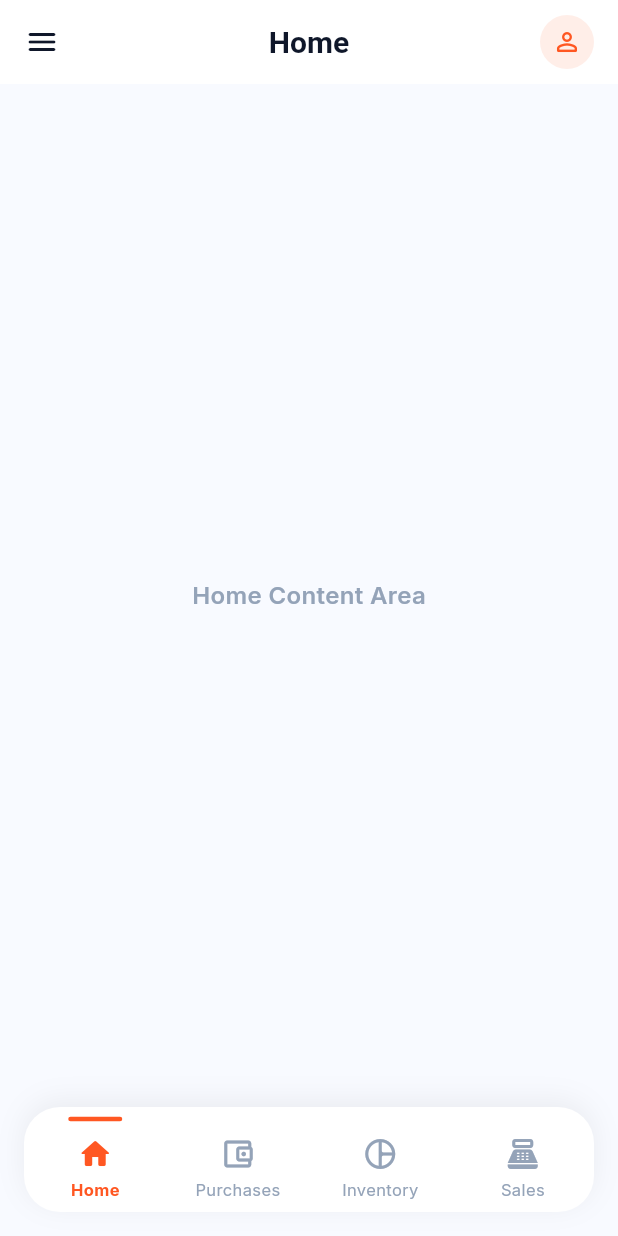
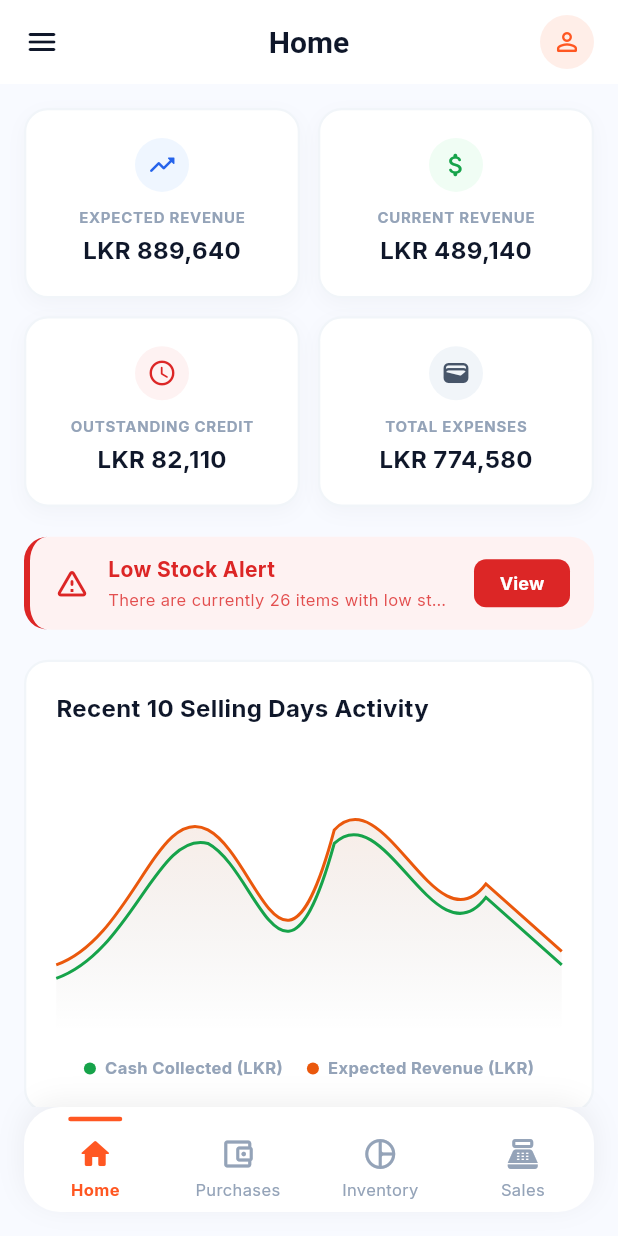
Before and after one commit to Binu0714/Business_Management_System_Mobile, a Flutter app: the SignupScreen screen opened directly, after a tap on "Login here", after a tap on "Login to Dashboard", on a phone screen of 412 x 824 dp. Run offline on Flutter 3.47's test engine with Material 3 defaults, Android fonts, the phone set to English and light mode, and no system bars; our stand-ins replace google_fonts.

Commit message:
feat: dashboard screen with animation and separate widgets

```diff
--- a/lib/core/theme.dart
+++ b/lib/core/theme.dart
@@ -12,6 +12,13 @@ class AppColors {
   static const Color success = Color(0xFF16A34A);
   static const Color error = Color(0xFFDC2626);
   static const Color partial = Color(0xFFEA580C);
+  static const Color info = Color(0xFF2563EB);
+  static const Color infoLight = Color(0xFFEFF6FF);
+  static const Color successLight = Color(0xFFF0FDF4);
+  static const Color errorLight = Color(0xFFFEF2F2);
+  static const Color partialLight = Color(0xFFFFF7ED);
+  static const Color slateLight = Color(0xFFF1F5F9);
+  static const Color slateDark = Color(0xFF475569);
 }
 
 class AppTheme {
--- a/lib/ui/screens/Signup_screen.dart
+++ b/lib/ui/screens/Signup_screen.dart
@@ -1,7 +1,7 @@
 import 'package:flutter/material.dart';
 import '../../core/theme.dart';
-import '../widgets/login_background_clipper.dart';
-import '../widgets/fade_slide_in.dart';
+import '../widgets/common/auth_background_clipper.dart';
+import '../widgets/common/fade_slide_in.dart';
 import 'login_screen.dart';
 
 class SignupScreen extends StatefulWidget {
--- /dev/null
+++ b/lib/ui/screens/dashboard_screen.dart
@@ -0,0 +1,110 @@
+import 'package:flutter/material.dart';
+import '../../core/theme.dart';
+import '../widgets/common/fade_slide_in.dart';
+import '../widgets/dashboard/metric_card.dart';
+import '../widgets/dashboard/alert_banner.dart';
+import '../widgets/dashboard/activity_chart.dart';
+
+class DashboardScreen extends StatefulWidget {
+  const DashboardScreen({super.key});
+
+  @override
+  State<DashboardScreen> createState() => _DashboardScreenState();
+}
+
+class _DashboardScreenState extends State<DashboardScreen> with SingleTickerProviderStateMixin {
+  late AnimationController _controller;
+
+  @override
+  void initState() {
+    super.initState();
+    _controller = AnimationController(
+      vsync: this,
+      duration: const Duration(milliseconds: 1200),
+    );
+    _controller.forward();
+  }
+
+  @override
+  void dispose() {
+    _controller.dispose();
+    super.dispose();
+  }
+
+  @override
+  Widget build(BuildContext context) {
+    return SingleChildScrollView(
+      padding: const EdgeInsets.symmetric(horizontal: 16.0, vertical: 16.0),
+      child: Column(
+        crossAxisAlignment: CrossAxisAlignment.start,
+        children: [
+
+          FadeSlideIn(
+            controller: _controller,
+            start: 0.0,
+            end: 0.5,
+            slideOffset: 30.0,
+            child: GridView.count(
+              shrinkWrap: true,
+              physics: const NeverScrollableScrollPhysics(),
+              crossAxisCount: 2,
+              crossAxisSpacing: 12,
+              mainAxisSpacing: 12,
+              childAspectRatio: 1.45,
+              children: const [
+                MetricCard(
+                  title: 'Expected Revenue',
+                  value: 'LKR 889,640',
+                  icon: Icons.trending_up_rounded,
+                  iconColor: AppColors.info,
+                  iconBgColor: AppColors.infoLight,
+                ),
+                MetricCard(
+                  title: 'Current Revenue',
+                  value: 'LKR 489,140',
+                  icon: Icons.attach_money_rounded,
+                  iconColor: AppColors.success,
+                  iconBgColor: AppColors.successLight,
+                ),
+                MetricCard(
+                  title: 'Outstanding Credit',
+                  value: 'LKR 82,110',
+                  icon: Icons.access_time_rounded,
+                  iconColor: AppColors.error,
+                  iconBgColor: AppColors.errorLight,
+                ),
+                MetricCard(
+                  title: 'Total Expenses',
+                  value: 'LKR 774,580',
+                  icon: Icons.wallet_rounded,
+                  iconColor: AppColors.slateDark,
+                  iconBgColor: AppColors.slateLight,
+                ),
+              ],
+            ),
+          ),
+
+          const SizedBox(height: 20),
+
+          FadeSlideIn(
+            controller: _controller,
+            start: 0.2,
+            end: 0.7,
+            slideOffset: 30.0,
+            child: const AlertBanner(),
+          ),
+
+          const SizedBox(height: 20),
+
+          FadeSlideIn(
+            controller: _controller,
+            start: 0.4,
+            end: 0.9,
+            slideOffset: 30.0,
+            child: const ActivityChart(),
+          ),
+        ],
+      ),
+    );
+  }
+}
--- a/lib/ui/screens/login_screen.dart
+++ b/lib/ui/screens/login_screen.dart
@@ -1,7 +1,7 @@
 import 'package:flutter/material.dart';
 import '../../core/theme.dart';
-import '../widgets/login_background_clipper.dart';
-import '../widgets/fade_slide_in.dart';
+import '../widgets/common/auth_background_clipper.dart';
+import '../widgets/common/fade_slide_in.dart';
 import 'Signup_screen.dart';
 import 'main_shell_screen.dart';
 
--- a/lib/ui/screens/main_shell_screen.dart
+++ b/lib/ui/screens/main_shell_screen.dart
@@ -1,8 +1,9 @@
 // lib/ui/screens/main_shell_screen.dart
 import 'package:flutter/material.dart';
 import '../../core/theme.dart';
-import '../widgets/custom_sidebar.dart';     // Import Sidebar
-import '../widgets/custom_bottom_nav.dart';   // Import Bottom Nav
+import '../widgets/common/custom_sidebar.dart';
+import '../widgets/common/custom_bottom_nav.dart';
+import 'dashboard_screen.dart';
 
 class MainShellScreen extends StatefulWidget {
   const MainShellScreen({super.key});
@@ -15,28 +16,24 @@ class _MainShellScreenState extends State<MainShellScreen> {
   int _currentIndex = 0;
 
   final List<Widget> _pages = [
-    const PlaceholderPage(title: 'Home Content Area'),
-    const PlaceholderPage(title: 'Wallet Content Area'),
-    const PlaceholderPage(title: 'Analytics Content Area'),
-    const PlaceholderPage(title: 'Settings Content Area'),
+    const DashboardScreen(),
+    const PlaceholderPage(title: 'Purchases Content Area'),
+    const PlaceholderPage(title: 'Inventory Content Area'),
+    const PlaceholderPage(title: 'Sales Content Area'),
   ];
 
   final List<String> _titles = [
     'Home',
-    'Wallet',
-    'Analytics',
-    'Settings',
+    'Purchases',
+    'Inventory',
+    'Sales',
   ];
 
   @override
   Widget build(BuildContext context) {
     return Scaffold(
       backgroundColor: AppColors.background,
-
-      // 1. Decoupled Sidebar Widget
       drawer: const CustomSidebar(),
-
-      // 2. AppBar
       appBar: AppBar(
         backgroundColor: Colors.white,
         elevation: 0,
@@ -66,18 +63,14 @@ class _MainShellScreenState extends State<MainShellScreen> {
           ),
         ],
       ),
-
-      // 3. Keep-Alive Page Body
       body: IndexedStack(
         index: _currentIndex,
         children: _pages,
       ),
-
-      // 4. Decoupled Custom Bottom Nav Widget
       bottomNavigationBar: CustomBottomNav(
         currentIndex: _currentIndex,
         onTabSelected: (index) {
-          // Updates the state in this parent widget, causing body to switch
+          if (_currentIndex == index) return;
           setState(() {
             _currentIndex = index;
           });
@@ -87,7 +80,6 @@ class _MainShellScreenState extends State<MainShellScreen> {
   }
 }
 
-// Simple reusable Placeholder page widget
 class PlaceholderPage extends StatelessWidget {
   final String title;
   const PlaceholderPage({super.key, required this.title});
--- a/lib/ui/widgets/custom_bottom_nav.dart
+++ b/lib/ui/widgets/common/custom_bottom_nav.dart
@@ -1,5 +1,5 @@
 import 'package:flutter/material.dart';
-import '../../core/theme.dart';
+import '../../../core/theme.dart';
 
 class CustomBottomNav extends StatelessWidget {
   final int currentIndex;
--- a/lib/ui/widgets/custom_sidebar.dart
+++ b/lib/ui/widgets/common/custom_sidebar.dart
@@ -1,6 +1,6 @@
 import 'package:flutter/material.dart';
-import '../../core/theme.dart';
-import '../screens/login_screen.dart';
+import '../../../core/theme.dart';
+import '../../screens/login_screen.dart';
 import 'fade_slide_in.dart';
 
 class CustomSidebar extends StatefulWidget {
--- /dev/null
+++ b/lib/ui/widgets/dashboard/activity_chart.dart
@@ -0,0 +1,118 @@
+import 'package:flutter/material.dart';
+import '../../../core/theme.dart';
+
+class ActivityChart extends StatelessWidget {
+  const ActivityChart({super.key});
+
+  @override
+  Widget build(BuildContext context) {
+    return Container(
+      width: double.infinity,
+      padding: const EdgeInsets.all(20),
+      decoration: BoxDecoration(
+        color: AppColors.white,
+        borderRadius: BorderRadius.circular(16),
+        border: Border.all(color: AppColors.slateLight, width: 1.5),
+      ),
+      child: Column(
+        crossAxisAlignment: CrossAxisAlignment.start,
+        children: [
+          const Text(
+            'Recent 10 Selling Days Activity',
+            style: TextStyle(
+              fontWeight: FontWeight.bold,
+              color: AppColors.darkSlate,
+              fontSize: 16,
+            ),
+          ),
+          const SizedBox(height: 24),
+
+          SizedBox(
+            height: 180,
+            width: double.infinity,
+            child: CustomPaint(
+              painter: SplineChartPainter(),
+            ),
+          ),
+
+          const SizedBox(height: 16),
+
+          const Row(
+            mainAxisAlignment: MainAxisAlignment.center,
+            children: [
+              _LegendItem(color: AppColors.success, label: 'Cash Collected (LKR)'),
+              SizedBox(width: 16),
+              _LegendItem(color: AppColors.partial, label: 'Expected Revenue (LKR)'),
+            ],
+          ),
+        ],
+      ),
+    );
+  }
+}
+
+class SplineChartPainter extends CustomPainter {
+  @override
+  void paint(Canvas canvas, Size size) {
+    final Paint linePaint1 = Paint()
+      ..color = AppColors.partial //
+      ..style = PaintingStyle.stroke
+      ..strokeWidth = 2.0;
+
+    final Paint linePaint2 = Paint()
+      ..color = AppColors.success
+      ..style = PaintingStyle.stroke
+      ..strokeWidth = 2.0;
+
+    final Path path1 = Path();
+    final Path path2 = Path();
+
+    path1.moveTo(0, size.height * 0.75);
+    path1.cubicTo(size.width * 0.15, size.height * 0.65, size.width * 0.20, size.height * 0.15, size.width * 0.30, size.height * 0.25);
+    path1.cubicTo(size.width * 0.40, size.height * 0.35, size.width * 0.45, size.height * 0.95, size.width * 0.55, size.height * 0.25);
+    path1.cubicTo(size.width * 0.65, size.height * 0.05, size.width * 0.75, size.height * 0.70, size.width * 0.85, size.height * 0.45);
+    path1.lineTo(size.width, size.height * 0.70);
+
+    path2.moveTo(0, size.height * 0.80);
+    path2.cubicTo(size.width * 0.15, size.height * 0.70, size.width * 0.20, size.height * 0.25, size.width * 0.30, size.height * 0.30);
+    path2.cubicTo(size.width * 0.40, size.height * 0.40, size.width * 0.45, size.height * 0.98, size.width * 0.55, size.height * 0.30);
+    path2.cubicTo(size.width * 0.65, size.height * 0.12, size.width * 0.75, size.height * 0.75, size.width * 0.85, size.height * 0.50);
+    path2.lineTo(size.width, size.height * 0.75);
+
+    final Path fillPath1 = Path.from(path1)
+      ..lineTo(size.width, size.height)
+      ..lineTo(0, size.height)
+      ..close();
+
+    final Paint fillPaint1 = Paint()
+      ..shader = LinearGradient(
+        begin: Alignment.topCenter,
+        end: Alignment.bottomCenter,
+        colors: [AppColors.partial.withOpacity(0.12), Colors.transparent],
+      ).createShader(Rect.fromLTRB(0, 0, size.width, size.height));
+
+    canvas.drawPath(fillPath1, fillPaint1);
+    canvas.drawPath(path1, linePaint1);
+    canvas.drawPath(path2, linePaint2);
+  }
+
+  @override
+  bool shouldRepaint(covariant CustomPainter oldDelegate) => false;
+}
+
+class _LegendItem extends StatelessWidget {
+  final Color color;
+  final String label;
+  const _LegendItem({required this.color, required this.label});
+
+  @override
+  Widget build(BuildContext context) {
+    return Row(
+      children: [
+        Container(width: 8, height: 8, decoration: BoxDecoration(color: color, shape: BoxShape.circle)),
+        const SizedBox(width: 6),
+        Text(label, style: const TextStyle(color: AppColors.textSecondary, fontSize: 11, fontWeight: FontWeight.bold)),
+      ],
+    );
+  }
+}
--- /dev/null
+++ b/lib/ui/widgets/dashboard/alert_banner.dart
@@ -0,0 +1,74 @@
+import 'package:flutter/material.dart';
+import '../../../core/theme.dart';
+
+class AlertBanner extends StatelessWidget {
+  const AlertBanner({super.key});
+
+  @override
+  Widget build(BuildContext context) {
+    return Container(
+      width: double.infinity,
+      decoration: BoxDecoration(
+        color: AppColors.errorLight,
+        borderRadius: BorderRadius.circular(16),
+        border: const Border(
+          left: BorderSide(color: AppColors.error, width: 4),
+        ),
+      ),
+      padding: const EdgeInsets.symmetric(horizontal: 16, vertical: 12),
+      child: Row(
+        children: [
+          const Icon(Icons.warning_amber_rounded, color: AppColors.error, size: 24),
+          const SizedBox(width: 12),
+
+          Expanded(
+            child: Column(
+              crossAxisAlignment: CrossAxisAlignment.start,
+              mainAxisSize: MainAxisSize.min,
+              children: [
+                const Text(
+                  'Low Stock Alert',
+                  style: TextStyle(
+                    fontWeight: FontWeight.bold,
+                    color: AppColors.error,
+                    fontSize: 14,
+                  ),
+                ),
+                const SizedBox(height: 2),
+                Text(
+                  'There are currently 26 items with low stock levels.',
+                  style: TextStyle(
+                    color: AppColors.error.withOpacity(0.8),
+                    fontSize: 11,
+                  ),
+                  maxLines: 1,
+                  overflow: TextOverflow.ellipsis,
+                ),
+              ],
+            ),
+          ),
+
+          const SizedBox(width: 12),
+
+          SizedBox(
+            height: 32,
+            child: ElevatedButton(
+              onPressed: () {},
+              style: ElevatedButton.styleFrom(
+                backgroundColor: AppColors.error,
+                foregroundColor: AppColors.white,
+                elevation: 0,
+                padding: const EdgeInsets.symmetric(horizontal: 12),
+                shape: RoundedRectangleBorder(borderRadius: BorderRadius.circular(8)),
+              ),
+              child: const Text(
+                'View',
+                style: TextStyle(fontWeight: FontWeight.bold, fontSize: 12),
+              ),
+            ),
+          ),
+        ],
+      ),
+    );
+  }
+}
--- /dev/null
+++ b/lib/ui/widgets/dashboard/metric_card.dart
@@ -0,0 +1,78 @@
+import 'package:flutter/material.dart';
+import '../../../core/theme.dart';
+
+class MetricCard extends StatelessWidget {
+  final String title;
+  final String value;
+  final IconData icon;
+  final Color iconColor;
+  final Color iconBgColor;
+
+  const MetricCard({
+    super.key,
+    required this.title,
+    required this.value,
+    required this.icon,
+    required this.iconColor,
+    required this.iconBgColor,
+  });
+
+  @override
+  Widget build(BuildContext context) {
+    return Container(
+      padding: const EdgeInsets.symmetric(horizontal: 16, vertical: 12),
+      decoration: BoxDecoration(
+        color: AppColors.white,
+        borderRadius: BorderRadius.circular(16),
+        border: Border.all(color: AppColors.slateLight, width: 1.5),
+        boxShadow: [
+          BoxShadow(
+            color: AppColors.darkSlate.withOpacity(0.03),
+            blurRadius: 10,
+            offset: const Offset(0, 4),
+          ),
+        ],
+      ),
+      child: Column(
+        crossAxisAlignment: CrossAxisAlignment.center,
+        mainAxisAlignment: MainAxisAlignment.center,
+        children: [
+          Container(
+            padding: const EdgeInsets.all(8),
+            decoration: BoxDecoration(
+              color: iconBgColor,
+              shape: BoxShape.circle,
+            ),
+            child: Icon(icon, color: iconColor, size: 20),
+          ),
+
+          const SizedBox(height: 10),
+
+          Column(
+            crossAxisAlignment: CrossAxisAlignment.center,
+            children: [
+              Text(
+                title.toUpperCase(),
+                style: const TextStyle(
+                  fontSize: 10,
+                  fontWeight: FontWeight.bold,
+                  color: AppColors.textSecondary,
+                  letterSpacing: 0.5,
+                ),
+              ),
+              const SizedBox(height: 4),
+              Text(
+                value,
+                style: const TextStyle(
+                  fontSize: 16,
+                  fontWeight: FontWeight.bold,
+                  color: AppColors.darkSlate,
+                ),
+              ),
+            ],
+          ),
+        ],
+      ),
+    );
+  }
+}
```
Also changed, not shown: lib/ui/widgets/common/auth_background_clipper.dart (renamed from lib/ui/widgets/login_background_clipper.dart), lib/ui/widgets/common/fade_slide_in.dart (renamed from lib/ui/widgets/fade_slide_in.dart).
